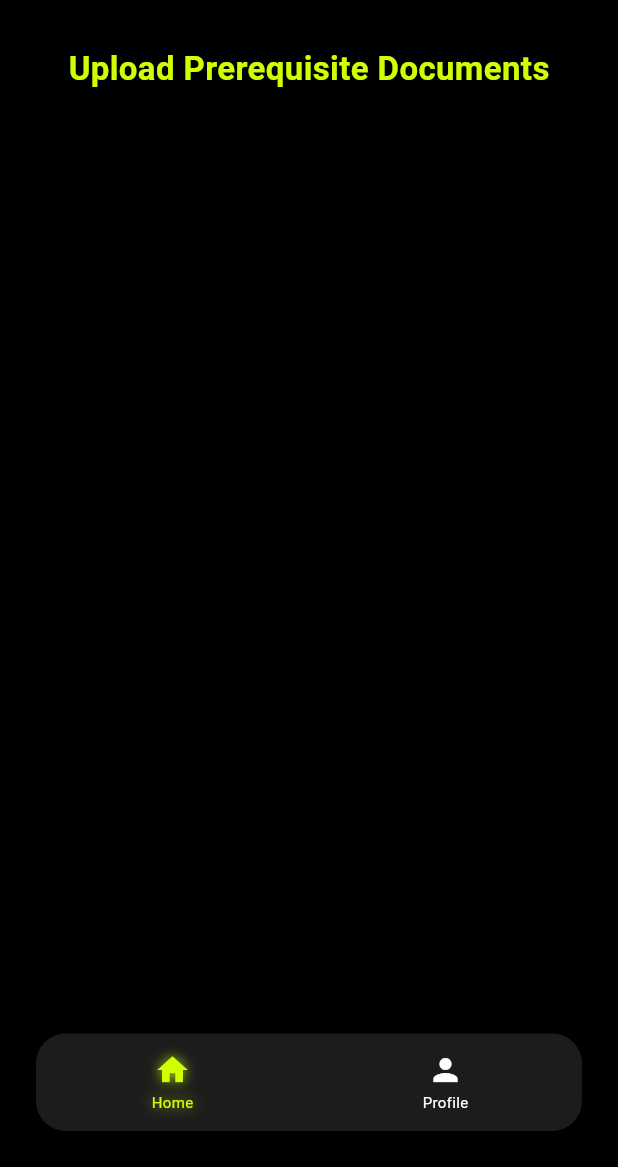
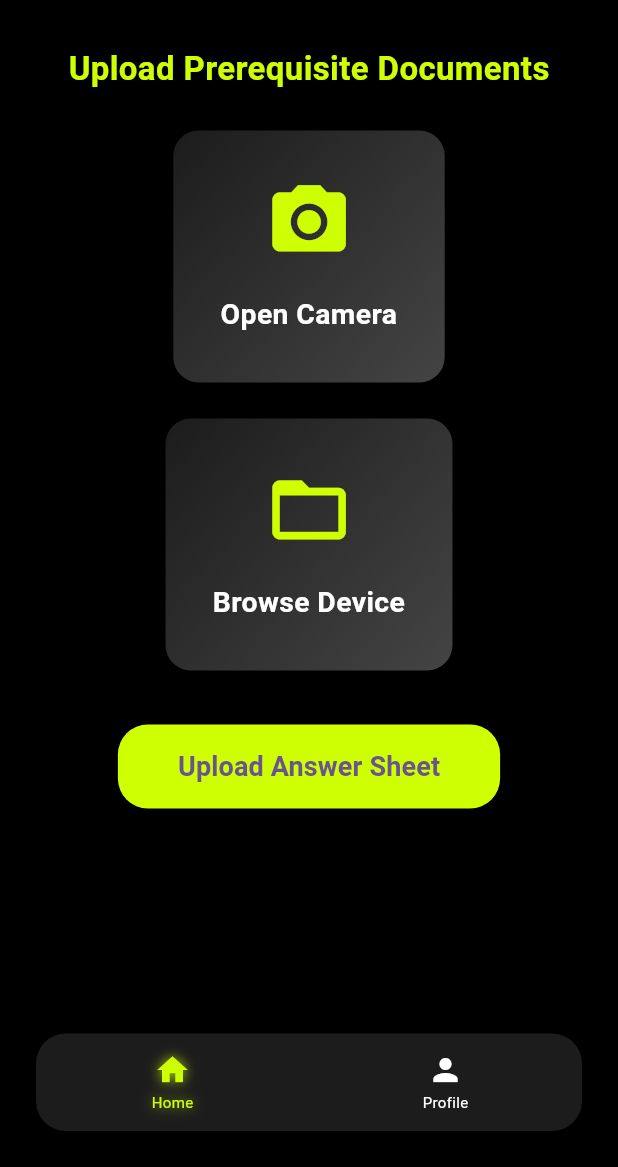
Before and after one commit to Aaron-Chacko/GradiFi, a Flutter app: the UploadPrerequisite screen opened by its route, on a phone screen of 412 x 824 dp, the part 69-1236 px from its top. Run offline on Flutter 3.47's test engine with Material 3 defaults, Android fonts, the phone set to English and light mode, and no system bars.

Commit message:
Update upload_prerequisite.dart

```diff
--- a/lib/screens/upload_prerequisite.dart
+++ b/lib/screens/upload_prerequisite.dart
@@ -1,5 +1,4 @@
 import 'package:flutter/material.dart';
-import 'package:gradifi/screens/upload_landing.dart';
 
 class UploadPrerequisite extends StatefulWidget {
   const UploadPrerequisite({super.key});
@@ -9,7 +8,7 @@ class UploadPrerequisite extends StatefulWidget {
 }
 
 class _UploadPrerequisiteState extends State<UploadPrerequisite> {
-  int selectedIndex = 0; // 0 for Home, 1 for Profile
+  int selectedIndex = 0;
 
   @override
   Widget build(BuildContext context) {
@@ -19,7 +18,8 @@ class _UploadPrerequisiteState extends State<UploadPrerequisite> {
         backgroundColor: Colors.black,
         iconTheme: const IconThemeData(color: Color(0xFFCEFF02)),
         title: ShaderMask(
-          shaderCallback: (bounds) => const LinearGradient(
+          shaderCallback:
+              (bounds) => const LinearGradient(
                 colors: [Colors.white, Color(0xFFCEFF02)],
                 begin: Alignment(0.2, 0.0),
                 end: Alignment(1.0, 0.0),
@@ -39,9 +39,9 @@ class _UploadPrerequisiteState extends State<UploadPrerequisite> {
           padding: const EdgeInsets.symmetric(horizontal: 20),
           child: Column(
             crossAxisAlignment: CrossAxisAlignment.center,
-            children: const [
-              SizedBox(height: 20),
-              Center(
+            children: [
+              const SizedBox(height: 20),
+              const Center(
                 child: Text(
                   "Upload Prerequisite Documents",
                   style: TextStyle(
@@ -51,7 +51,38 @@ class _UploadPrerequisiteState extends State<UploadPrerequisite> {
                   ),
                 ),
               ),
-              SizedBox(height: 20),
+              const SizedBox(height: 30),
+              Column(
+                children: [
+                  _uploadCard(Icons.camera_alt, "Open Camera", () {
+                    // TODO
+                  }),
+                  const SizedBox(height: 32),
+                  _uploadCard(Icons.folder_open, "Browse Device", () {
+                    // TODO
+                  }),
+                ],
+              ),
+              const SizedBox(height: 40), // Add space between cards and button
+              ElevatedButton(
+                onPressed: () {
+                  // TODO: Implement the button functionality
+                },
+                style: ElevatedButton.styleFrom(
+                  backgroundColor: const Color(0xFFCEFF02), // Button color
+                  padding: const EdgeInsets.symmetric(
+                    horizontal: 40,
+                    vertical: 15,
+                  ),
+                  shape: RoundedRectangleBorder(
+                    borderRadius: BorderRadius.circular(20),
+                  ),
+                ),
+                child: const Text(
+                  "Upload Answer Sheet",
+                  style: TextStyle(fontSize: 18, fontWeight: FontWeight.bold),
+                ),
+              ),
             ],
           ),
         ),
@@ -83,7 +114,61 @@ class _UploadPrerequisiteState extends State<UploadPrerequisite> {
     );
   }
 
-  Widget _navItem(BuildContext context, IconData icon, String label, bool isSelected, VoidCallback onTap) {
+  Widget _uploadCard(IconData icon, String title, VoidCallback onTap) {
+    return InkWell(
+      onTap: onTap,
+      borderRadius: BorderRadius.circular(16),
+      splashColor: Colors.transparent,
+      highlightColor: Colors.transparent,
+      child: AnimatedScale(
+        scale: 1.05,
+        duration: const Duration(milliseconds: 100),
+        child: Container(
+          decoration: BoxDecoration(
+            gradient: const LinearGradient(
+              colors: [Color(0xFF1C1C1C), Color(0xFF444444)],
+              begin: Alignment.topLeft,
+              end: Alignment.bottomRight,
+            ),
+            borderRadius: BorderRadius.circular(16),
+            boxShadow: [
+              BoxShadow(
+                color: Colors.black.withOpacity(0.3),
+                blurRadius: 8,
+                spreadRadius: 1,
+                offset: const Offset(2, 2),
+              ),
+            ],
+          ),
+          padding: const EdgeInsets.all(30),
+          child: Column(
+            mainAxisAlignment: MainAxisAlignment.center,
+            children: [
+              Icon(icon, color: const Color(0xFFCEFF02), size: 56),
+              const SizedBox(height: 18),
+              Text(
+                title,
+                style: const TextStyle(
+                  color: Colors.white,
+                  fontSize: 18,
+                  fontWeight: FontWeight.bold,
+                ),
+                textAlign: TextAlign.center,
+              ),
+            ],
+          ),
+        ),
+      ),
+    );
+  }
+
+  Widget _navItem(
+    BuildContext context,
+    IconData icon,
+    String label,
+    bool isSelected,
+    VoidCallback onTap,
+  ) {
     return Expanded(
       child: GestureDetector(
         onTap: onTap,
@@ -94,7 +179,8 @@ class _UploadPrerequisiteState extends State<UploadPrerequisite> {
               icon,
               color: isSelected ? const Color(0xFFCEFF02) : Colors.white,
               size: 24,
-              shadows: isSelected
+              shadows:
+                  isSelected
                       ? [
                         Shadow(
                           color: const Color(0xFFCEFF02).withOpacity(0.8),
@@ -109,7 +195,8 @@ class _UploadPrerequisiteState extends State<UploadPrerequisite> {
               style: TextStyle(
                 color: isSelected ? const Color(0xFFCEFF02) : Colors.white,
                 fontSize: 10,
-                shadows: isSelected
+                shadows:
+                    isSelected
                         ? [
                           Shadow(
                             color: const Color(0xFFCEFF02).withOpacity(0.8),
```
Lines whose indentation alone changed are shown as unchanged.
